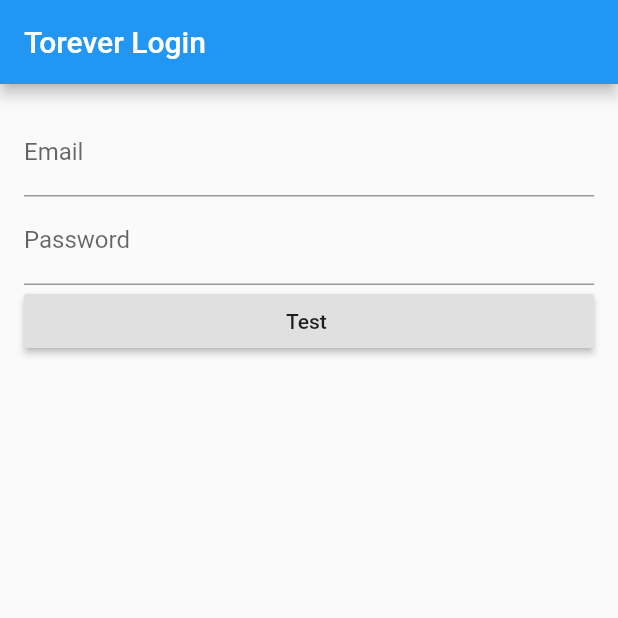
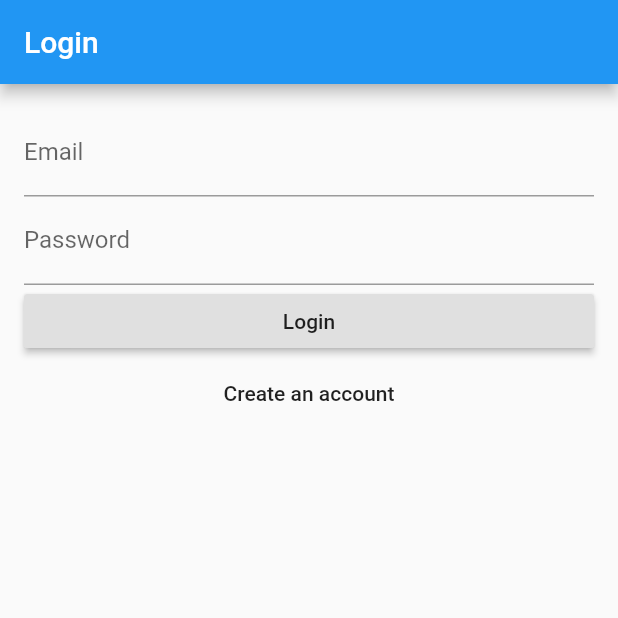
Before and after one commit to ykabbara/Torever, a Flutter app: the screen it shows after launch, on a phone screen of 412 x 824 dp, the top half of it. Run offline on Flutter 3.47's test engine with Material 2 defaults, Android fonts, the phone set to English and light mode, and no system bars; our stand-ins replace firebase_auth; accounts and stored records are empty.

Commit message:
Authintication with firebase done.
Both Login in and Register are working.

```diff
--- a/torever/lib/LoginPage.dart
+++ b/torever/lib/LoginPage.dart
@@ -6,11 +6,14 @@ class LoginPage extends StatefulWidget {
   State<StatefulWidget> createState() => _LoginPageState();
 }
 
+enum FormType { login, register }
+
 class _LoginPageState extends State<LoginPage> {
   final formKey = GlobalKey<FormState>();
 
   String _email;
   String _password;
+  FormType _formType = FormType.login;
 
   bool validateAndSave() {
     final from = formKey.currentState;
@@ -23,23 +26,52 @@ class _LoginPageState extends State<LoginPage> {
 
   void validateAndSubmit() async {
     if (validateAndSave()) {
-      try{
+      try {
+        if(_formType == FormType.login) {
           FirebaseUser user = await FirebaseAuth.instance
               .signInWithEmailAndPassword(email: _email, password: _password);
           print('${user.uid} Signed In.');
+        } else {
+          FirebaseUser user = await FirebaseAuth.instance
+              .createUserWithEmailAndPassword(email: _email, password: _password);
+          print('${user.uid} Registered.');
+
         }
-      catch (e){
+      } catch (e) {
         print('Login Error: $e');
       }
     }
   }
+
+  void moveToRegister() {
+    formKey.currentState.reset();
+    setState(() {
+      _formType = FormType.register;
+    });
+  }
+
+  void moveToLogin() {
+    formKey.currentState.reset();
+    setState(() {
+      _formType = FormType.login;
+    });
+  }
+
+  Widget buildAppBar(){
+    if(_formType == FormType.login){
+      return Text('Login');
+    } else {
+      return Text('Register');
+    }
+  }
+
 
   @override
   Widget build(BuildContext context) {
     // TODO: implement build
     return Scaffold(
       appBar: AppBar(
-        title: Text('Torever Login'),
+        title:buildAppBar(),
       ),
       body: Padding(
         padding: const EdgeInsets.all(16.0),
@@ -47,11 +79,18 @@ class _LoginPageState extends State<LoginPage> {
           key: formKey,
           child: Column(
             crossAxisAlignment: CrossAxisAlignment.stretch,
-            children: <Widget>[
+            children: buildInput() + buildSubmitButtons(),
+          ),
+        ),
+      ),
+    );
+  }
+
+  List<Widget> buildInput() {
+    return [
       TextFormField(
         decoration: InputDecoration(labelText: 'Email'),
-                validator: (value) =>
-                    value.isEmpty ? 'Email cannot be empty' : null,
+        validator: (value) => value.isEmpty ? 'Email cannot be empty' : null,
         onSaved: (value) => _email = value,
       ),
       TextFormField(
@@ -59,18 +98,35 @@ class _LoginPageState extends State<LoginPage> {
           labelText: 'Password',
         ),
         obscureText: true,
-                validator: (value) =>
-                    value.isEmpty ? 'Password cannot be empty' : null,
+        validator: (value) => value.isEmpty ? 'Password cannot be empty' : null,
         onSaved: (value) => _password = value,
       ),
+    ];
+  }
+
+  List<Widget> buildSubmitButtons() {
+    if(_formType == FormType.login) {
+      return [
         RaisedButton(
           onPressed: validateAndSubmit,
-                child: Text('Test '),
+          child: Text('Login'),
         ),
-            ],
+        FlatButton(
+          onPressed: moveToRegister,
+          child: Text('Create an account'),
         ),
+      ];
+    } else {
+      return [
+        RaisedButton(
+          onPressed: validateAndSubmit,
+          child: Text('Register'),
         ),
+        FlatButton(
+          onPressed: moveToLogin,
+          child: Text('I already have an account'),
         ),
-    );
+      ];
     }
   }
+}
```
Lines whose indentation alone changed are shown as unchanged.
